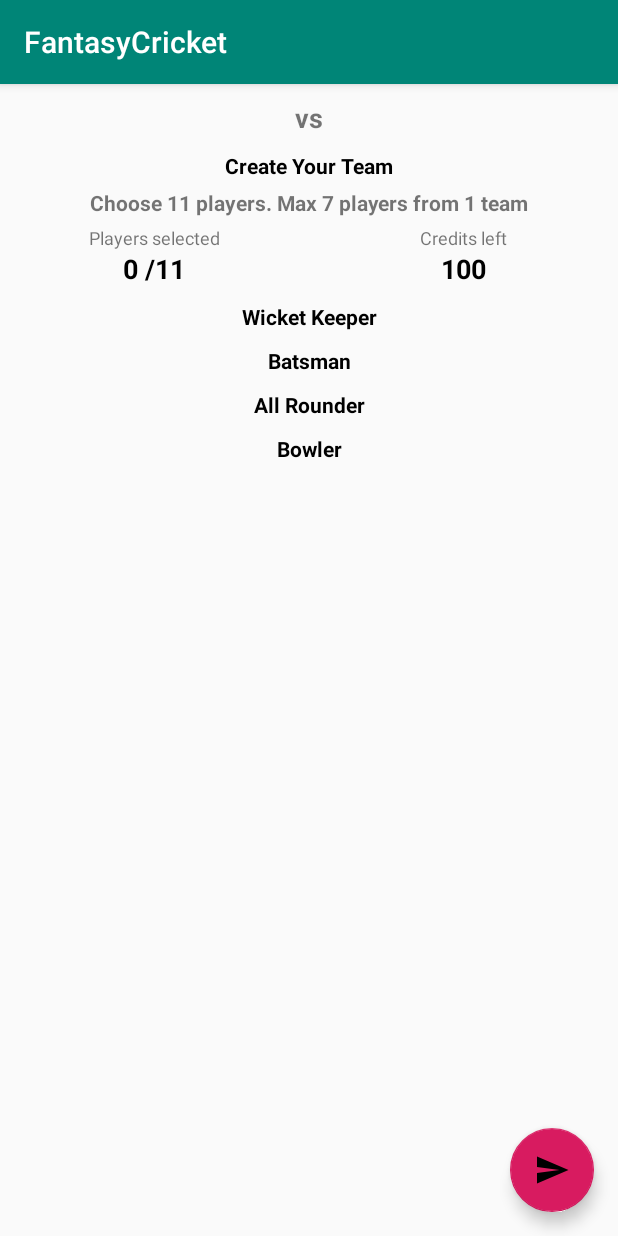
After one commit to parvindar/codeforthegame2019_fantasycricket, an Android app: the CreateTeamActivity screen opened directly, with no data from a screen before it, on a phone screen of 412 x 824 dp. The commit adds this screen. Run offline under Robolectric (Android 15) with nearby library versions, the phone set to English and light mode, and no system bars; network calls fail.

Commit message:
front-end for creating a new team

```diff
--- a/app/src/main/java/com/test/fantasycricket/ContestActivity.java
+++ b/app/src/main/java/com/test/fantasycricket/ContestActivity.java
@@ -48,6 +48,7 @@ public class ContestActivity extends AppCompatActivity {
     protected void onCreate(Bundle savedInstanceState) {
         super.onCreate(savedInstanceState);
         setContentView(R.layout.activity_contest);
+        CreateTeamActivity.matchid = matchid;
         db=FirebaseFirestore.getInstance();
 
         contestlist=findViewById(R.id.lv_contests);
@@ -290,6 +291,11 @@ public class ContestActivity extends AppCompatActivity {
                                 @Override
                                 public void onClick(View v) {
 
+                                    Intent intent = new Intent(ContestActivity.this,CreateTeamActivity.class);
+                                    intent.putExtra("team1",team1);
+                                    intent.putExtra("team2",team2);
+                                    startActivity(intent);
+
                                 }
                             });
 
--- /dev/null
+++ b/app/src/main/java/com/test/fantasycricket/CreateTeamActivity.java
@@ -0,0 +1,46 @@
+package com.test.fantasycricket;
+
+import android.support.v7.app.AppCompatActivity;
+import android.os.Bundle;
+import android.widget.ListView;
+import android.widget.TextView;
+
+import org.w3c.dom.Text;
+
+public class CreateTeamActivity extends AppCompatActivity {
+
+    ListView wicketkeeperlv ;
+    ListView batsmanlv;
+    ListView allrounderlv ;
+    ListView bowlerlv ;
+    String team1,team2;
+    Integer credits = 90;
+    String apiurl ="https://cricapi.com/api/fantasySummary?apikey=VdUTmLVaoVNmU4V8wnQR6LBnezo2&unique_id=";
+    static String matchid;
+    @Override
+    protected void onCreate(Bundle savedInstanceState) {
+        super.onCreate(savedInstanceState);
+        setContentView(R.layout.activity_create_team);
+
+        apiurl = apiurl+matchid;
+
+        TextView team1tv= findViewById(R.id.tv_team1);
+        TextView team2tv= findViewById(R.id.tv_team2);
+        team1=getIntent().getStringExtra("team1");
+        team2=getIntent().getStringExtra("team2");
+        team1tv.setText(team1);
+        team2tv.setText(team2);
+
+        TextView totalplayerselectedtv = findViewById(R.id.tv_total_player_selected);
+        TextView wicketkeepertv = findViewById(R.id.tv_wicketkeeper);
+        TextView batsmantv= findViewById(R.id.tv_batsman);
+        TextView allroundertv = findViewById(R.id.tv_allrounder);
+        TextView bowlertv = findViewById(R.id.tv_bowler);
+
+        wicketkeeperlv = findViewById(R.id.lv_wicketkeeperlist);
+        batsmanlv = findViewById(R.id.lv_batsmanlist);
+        allrounderlv = findViewById(R.id.lv_allrounderlist);
+        bowlerlv = findViewById(R.id.lv_bowlerlist);
+
+    }
+}
--- a/app/src/main/java/com/test/fantasycricket/LoginActivity.java
+++ b/app/src/main/java/com/test/fantasycricket/LoginActivity.java
@@ -59,7 +59,7 @@ public class LoginActivity extends AppCompatActivity {
                                 user = document.getData();
                                 if(user.get("Password").equals(password)){
                                     Toast.makeText(getApplicationContext(), "Welcome "+ user.get("Name"), Toast.LENGTH_LONG).show();
-                                    UserInfo.login(user.get("UserType").toString(),user.get("Username").toString(),user.get("Name").toString(),user.get("Email").toString(),Double.parseDouble(user.get("Cash").toString()),Integer.parseInt(user.get("Winnings").toString()));
+                                    UserInfo.login(user.get("UserType").toString(),user.get("Username").toString(),user.get("Name").toString(),user.get("Email").toString(),Double.parseDouble(user.get("Cash").toString()),Integer.parseInt(user.get("Winnings").toString()),Integer.parseInt(user.get("xp").toString()));
                                     Intent intent = new Intent(getApplicationContext(), HomeActivity.class);
                                     startActivity(intent);
 
--- a/app/src/main/java/com/test/fantasycricket/RegisterActivity.java
+++ b/app/src/main/java/com/test/fantasycricket/RegisterActivity.java
@@ -212,6 +212,7 @@ public class RegisterActivity extends AppCompatActivity {
                 user.put("UserType","user");
                 user.put("Cash",0.00);
                 user.put("Winnings",0);
+                user.put("xp",0);
 
                 db.collection("Users")
                         .document(username)
--- a/app/src/main/java/com/test/fantasycricket/UserInfo.java
+++ b/app/src/main/java/com/test/fantasycricket/UserInfo.java
@@ -13,8 +13,9 @@ public class UserInfo {
     static ArrayList<String> contests;
     static Double cash;
     static Integer winnings;
+    static Integer xp;
 
-    public static void  login(String _usertype,String _username,String _name,String _email,Double _cash,Integer _winnings)
+    public static void  login(String _usertype,String _username,String _name,String _email,Double _cash,Integer _winnings,Integer _xp)
     {
         logined=true;
         usertype=_usertype;
@@ -23,6 +24,7 @@ public class UserInfo {
         email=_email;
         cash=_cash;
         winnings=_winnings;
+        xp = _xp;
 
 
     }
--- /dev/null
+++ b/app/src/main/res/layout/activity_create_team.xml
@@ -0,0 +1,214 @@
+<?xml version="1.0" encoding="utf-8"?>
+<android.support.constraint.ConstraintLayout xmlns:android="http://schemas.android.com/apk/res/android"
+    xmlns:app="http://schemas.android.com/apk/res-auto"
+    xmlns:tools="http://schemas.android.com/tools"
+    android:layout_width="match_parent"
+    android:layout_height="match_parent"
+    tools:context=".CreateTeamActivity">
+
+    <android.support.design.widget.FloatingActionButton
+        android:id="@+id/fab_maketeam"
+        android:layout_width="wrap_content"
+        android:layout_height="wrap_content"
+        android:layout_marginEnd="16dp"
+        android:layout_marginBottom="16dp"
+        android:clickable="true"
+        app:layout_constraintBottom_toBottomOf="parent"
+        app:layout_constraintEnd_toEndOf="parent"
+        app:srcCompat="@drawable/ic_menu_send" />
+
+    <LinearLayout
+        android:layout_width="match_parent"
+        android:layout_height="match_parent"
+        android:orientation="vertical">
+
+        <LinearLayout
+            android:layout_width="match_parent"
+            android:layout_height="wrap_content"
+            android:layout_marginTop="10dp"
+            android:orientation="horizontal">
+
+            <TextView
+                android:id="@+id/tv_team1"
+                android:layout_width="match_parent"
+                android:layout_height="wrap_content"
+                android:layout_weight="1"
+                android:text="team1"
+                android:textAlignment="center"
+                android:textColor="@android:color/black"
+                android:textSize="18sp"
+                android:textStyle="bold" />
+
+            <TextView
+                android:id="@+id/textView5"
+                android:layout_width="match_parent"
+                android:layout_height="wrap_content"
+                android:layout_weight="1"
+                android:text="vs"
+                android:textAlignment="center"
+                android:textSize="18sp"
+                android:textStyle="bold" />
+
+            <TextView
+                android:id="@+id/tv_team2"
+                android:layout_width="match_parent"
+                android:layout_height="wrap_content"
+                android:layout_weight="1"
+                android:text="team2"
+                android:textAlignment="center"
+                android:textColor="@android:color/black"
+                android:textSize="18sp"
+                android:textStyle="bold" />
+
+        </LinearLayout>
+
+        <TextView
+            android:id="@+id/textView2"
+            android:layout_width="match_parent"
+            android:layout_height="wrap_content"
+            android:layout_marginTop="10dp"
+            android:text="Create Your Team"
+            android:textAlignment="center"
+            android:textColor="@android:color/black"
+            android:textStyle="bold" />
+
+        <TextView
+            android:id="@+id/textView12"
+            android:layout_width="match_parent"
+            android:layout_height="wrap_content"
+            android:layout_marginTop="5dp"
+            android:text="Choose 11 players. Max 7 players from 1 team"
+            android:textAlignment="center"
+            android:textStyle="bold" />
+
+        <LinearLayout
+            android:layout_width="match_parent"
+            android:layout_height="wrap_content"
+            android:orientation="horizontal">
+
+            <TextView
+                android:id="@+id/textView21"
+                android:layout_width="match_parent"
+                android:layout_height="wrap_content"
+                android:layout_marginTop="5dp"
+                android:layout_weight="1"
+                android:text="Players selected"
+                android:textAlignment="center"
+                android:textSize="12sp" />
+
+            <TextView
+                android:id="@+id/textView22"
+                android:layout_width="match_parent"
+                android:layout_height="wrap_content"
+                android:layout_marginTop="5dp"
+                android:layout_weight="1"
+                android:text="Credits left"
+                android:textAlignment="center"
+                android:textSize="12sp" />
+        </LinearLayout>
+
+        <LinearLayout
+            android:layout_width="match_parent"
+            android:layout_height="wrap_content"
+            android:orientation="horizontal">
+
+            <TextView
+                android:id="@+id/tv_total_player_selected"
+                android:layout_width="match_parent"
+                android:layout_height="wrap_content"
+                android:layout_marginTop="0dp"
+                android:layout_weight="1"
+                android:text="0 /11"
+                android:textAlignment="center"
+                android:textColor="@android:color/black"
+                android:textSize="18sp"
+                android:textStyle="bold" />
+
+            <TextView
+                android:id="@+id/tv_creditsleft"
+                android:layout_width="match_parent"
+                android:layout_height="wrap_content"
+                android:layout_marginTop="0dp"
+                android:layout_weight="1"
+                android:text="100"
+                android:textAlignment="center"
+                android:textColor="@android:color/black"
+                android:textSize="18sp"
+                android:textStyle="bold" />
+        </LinearLayout>
+
+        <ScrollView
+            android:layout_width="match_parent"
+            android:layout_height="match_parent">
+
+            <LinearLayout
+                android:layout_width="match_parent"
+                android:layout_height="match_parent"
+                android:orientation="vertical">
+
+                <TextView
+                    android:id="@+id/tv_wicketkeeper"
+                    android:layout_width="match_parent"
+                    android:layout_height="wrap_content"
+                    android:layout_marginTop="10dp"
+                    android:text="Wicket Keeper"
+                    android:textAlignment="center"
+                    android:textColor="@android:color/black"
+                    android:textStyle="bold" />
+
+                <ListView
+                    android:id="@+id/lv_wicketkeeperlist"
+                    android:layout_width="match_parent"
+                    android:layout_height="wrap_content" />
+
+                <TextView
+                    android:id="@+id/tv_batsman"
+                    android:layout_width="match_parent"
+                    android:layout_height="wrap_content"
+                    android:layout_marginTop="10dp"
+                    android:text="Batsman"
+                    android:textAlignment="center"
+                    android:textColor="@android:color/black"
+                    android:textStyle="bold" />
+
+                <ListView
+                    android:id="@+id/lv_batsmanlist"
+                    android:layout_width="match_parent"
+                    android:layout_height="wrap_content" />
+
+                <TextView
+                    android:id="@+id/tv_allrounder"
+                    android:layout_width="match_parent"
+                    android:layout_height="wrap_content"
+                    android:layout_marginTop="10dp"
+                    android:text="All Rounder"
+                    android:textAlignment="center"
+                    android:textColor="@android:color/black"
+                    android:textStyle="bold" />
+
+                <ListView
+                    android:id="@+id/lv_allrounderlist"
+                    android:layout_width="match_parent"
+                    android:layout_height="wrap_content" />
+
+                <TextView
+                    android:id="@+id/tv_bowler"
+                    android:layout_width="match_parent"
+                    android:layout_height="wrap_content"
+                    android:layout_marginTop="10dp"
+                    android:text="Bowler"
+                    android:textAlignment="center"
+                    android:textColor="@android:color/black"
+                    android:textStyle="bold" />
+
+                <ListView
+                    android:id="@+id/lv_bowlerlist"
+                    android:layout_width="match_parent"
+                    android:layout_height="wrap_content" />
+
+            </LinearLayout>
+        </ScrollView>
+
+    </LinearLayout>
+
+</android.support.constraint.ConstraintLayout>
```
Also changed, not shown: app/src/main/AndroidManifest.xml (+3 -4 lines).
